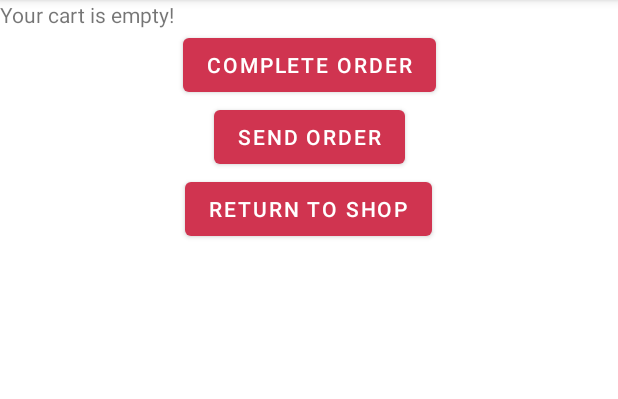
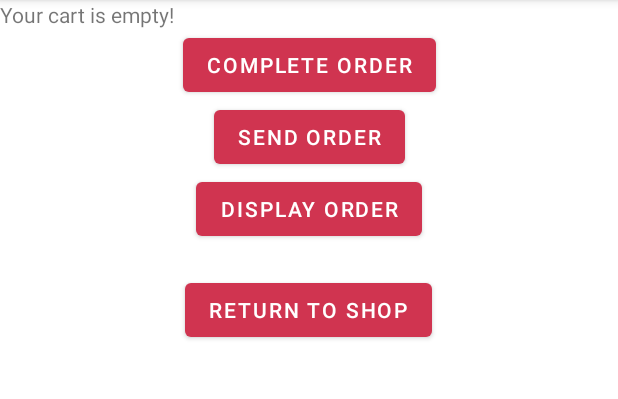
Before and after one commit to cumberson97/Assignment1, an Android app: the ShoppingCart screen opened directly, with no data from a screen before it, after a tap on "SEND ORDER", on a phone screen of 412 x 824 dp, the part 84-483 px from its top. Run offline under Robolectric (Android 15) with nearby library versions, the phone set to English and light mode, and no system bars; 5 statements that could not run were skipped; 1 other tap on this screen came first.

Commit message:
Display order working

```diff
--- a/app/src/main/java/com/example/assignment1/DataHandler.java
+++ b/app/src/main/java/com/example/assignment1/DataHandler.java
@@ -6,34 +6,61 @@ import java.io.FileInputStream;
 import java.io.FileOutputStream;
 import java.io.ObjectInputStream;
 import java.io.ObjectOutputStream;
+import java.util.ArrayList;
 
 public class DataHandler {
 
-    public static void writeToFile(Context context, Cart cart,String filename){
+    public static void writeToFile(Context context, Cart cart, String filename) {
         FileOutputStream ft;
         ObjectOutputStream Ob;
-        try{
-            ft = context.openFileOutput(filename,Context.MODE_PRIVATE);
+        try {
+            ft = context.openFileOutput(filename, Context.MODE_PRIVATE);
             Ob = new ObjectOutputStream(ft);
             Ob.writeObject(cart);
-        }catch (Exception c){
+        } catch (Exception c) {
             System.out.println(c);
         }
+    }
 
+    public static void writeToFileAL(Context context, ArrayList<Cart> oldCarts, String filename){
+        FileOutputStream ft;
+        ObjectOutputStream Ob;
+        try {
+            ft = context.openFileOutput(filename, Context.MODE_PRIVATE);
+            Ob = new ObjectOutputStream(ft);
+            Ob.writeObject(oldCarts);
+        } catch (Exception c) {
+            System.out.println(c);
+        }
     }
-    public static void delete(Context context,String filename){
+
+    public static ArrayList<Cart> readToFileAL(Context context, ArrayList<Cart> oldCarts, String filename){
+        FileInputStream ft;
+        ObjectInputStream Ob;
+        try {
+            ft = context.openFileInput(filename);
+            Ob = new ObjectInputStream(ft);
+            oldCarts = (ArrayList<Cart>) Ob.readObject();
+            return oldCarts;
+        } catch (Exception c) {
+            System.out.println(c);
+        }
+        return oldCarts;
+    }
+
+    public static void delete(Context context, String filename) {
         context.deleteFile(filename);
     }
 
-    public static Cart readToFile(Context context, Cart cart,String filename){
+    public static Cart readToFile(Context context, Cart cart, String filename) {
         FileInputStream ft;
         ObjectInputStream Ob;
-        try{
+        try {
             ft = context.openFileInput(filename);
             Ob = new ObjectInputStream(ft);
             cart = (Cart) Ob.readObject();
             return cart;
-        }catch (Exception c){
+        } catch (Exception c) {
             System.out.println(c);
         }
         return cart;
--- a/app/src/main/java/com/example/assignment1/MainActivity.java
+++ b/app/src/main/java/com/example/assignment1/MainActivity.java
@@ -40,7 +40,6 @@ public class MainActivity extends AppCompatActivity {
         CheckBox checker;
         RadioButton rChecker;
         TextView counter = findViewById(R.id.itemCounter);
-
 
         switch (view.getId()) {
             case R.id.cheeseCakeAdd:
--- a/app/src/main/java/com/example/assignment1/ShoppingCart.java
+++ b/app/src/main/java/com/example/assignment1/ShoppingCart.java
@@ -3,6 +3,8 @@ package com.example.assignment1;
 import androidx.appcompat.app.AppCompatActivity;
 
 import android.content.Intent;
+import android.content.pm.PackageInfo;
+import android.content.pm.PackageManager;
 import android.os.Bundle;
 import android.view.View;
 import android.widget.ArrayAdapter;
@@ -15,47 +17,69 @@ import android.widget.Toast;
 import java.io.Serializable;
 import java.util.ArrayList;
 
-public class ShoppingCart extends AppCompatActivity{
+public class ShoppingCart extends AppCompatActivity {
     ListView listView;
     Intent intent;
     Cart cart;
-    Cart[] oldOrders = new Cart[50];
     String items = "";
     ArrayList<Cake> cakes = new ArrayList<>();
+    ArrayList<Cart> oldCarts = new ArrayList<>();
+    int oldCartCount = 0;
+
     @Override
     protected void onCreate(Bundle savedInstanceState) {
         super.onCreate(savedInstanceState);
         setContentView(R.layout.activity_shopping_cart);
         TextView textView = (TextView) findViewById(R.id.textList);
         cart = (Cart) getIntent().getSerializableExtra("Cake List");
-        if (cart.getCakes().isEmpty()){
+        if (cart.getCakes().isEmpty()) {
             textView.setText("Your cart is empty!");
+        } else {
+            cakes = cart.getCakes();
+            textView.setText(cart.listCakes());
+        }
+        oldCarts = DataHandler.readToFileAL(this, oldCarts, "oldCarts.dat");
+    }
+
+    public void goToShop(View view) {
+        intent = new Intent(ShoppingCart.this, MainActivity.class);
+        startActivity(intent);
+    }
+
+    public void completeOrder(View view) {
+        Button btn = findViewById(R.id.sendOrder);
+        btn.setVisibility(View.VISIBLE);
+    }
+
+
+    public void sendOrder(View view) {
+        if(cart.isEmpty()){
+            Toast.makeText(this, "Cart Empty", Toast.LENGTH_SHORT).show();
         }
         else{
-            cakes = cart.getCakes();
-            textView.setText(cart.listCakes());
+
+            Toast.makeText(this, "Order Sent", Toast.LENGTH_SHORT).show();
+            oldCarts.add(cart);
+            DataHandler.writeToFileAL(this, oldCarts, "oldCarts.dat");
+            cart.getCakes().clear();
+            TextView textView = findViewById(R.id.textList);
+            textView.setText("Your cart is empty!");
+            DataHandler.delete(this, "test.dat");
         }
 
     }
 
-    public void goToShop(View view){
-        intent = new Intent(ShoppingCart.this, MainActivity.class);
-        startActivity(intent);
-//        Toast.makeText(this, cart.toString(), Toast.LENGTH_LONG).show();
-    }
-
-    public void completeOrder(View view){
-        Button btn = findViewById(R.id.sendOrder);
-        btn.setVisibility(View.VISIBLE);
-    }
-
-    public void sendOrder(View view){
-        Toast.makeText(this, "Order Sent", Toast.LENGTH_SHORT).show();
-        cart.getCakes().clear();
-        TextView textView = findViewById(R.id.textList);
-        textView.setText("Your cart is empty!");
-        DataHandler.delete(this,"test.dat");
-
+    public void displayOrder(View view) {
+        oldCarts = DataHandler.readToFileAL(this, oldCarts, "oldCarts.dat");
+        String orders = "";
+        int count = 1;
+        for (Cart x : oldCarts){
+            orders+=count + "\n";
+            orders+=x.listCakes() + "\n\n";
+            count++;
+        }
+        TextView textView = findViewById(R.id.oldOrders);
+        textView.setText(orders);
     }
 
 }
--- a/app/src/main/res/layout/activity_shopping_cart.xml
+++ b/app/src/main/res/layout/activity_shopping_cart.xml
@@ -57,6 +57,21 @@
             </androidx.constraintlayout.widget.ConstraintLayout>
 
             <Button
+                android:id="@+id/orderHistory"
+                android:layout_width="wrap_content"
+                android:layout_height="wrap_content"
+                android:layout_gravity="center"
+                android:onClick="displayOrder"
+                android:text="Display Order" />
+
+            <TextView
+                android:layout_width="match_parent"
+                android:layout_height="wrap_content"
+                android:id="@+id/oldOrders">
+
+            </TextView>
+
+            <Button
                 android:id="@+id/btn_go_to_shop"
                 android:layout_width="wrap_content"
                 android:layout_height="wrap_content"
```
Also changed, not shown: app/src/main/java/com/example/assignment1/Cart.java (+9 -0 lines).
